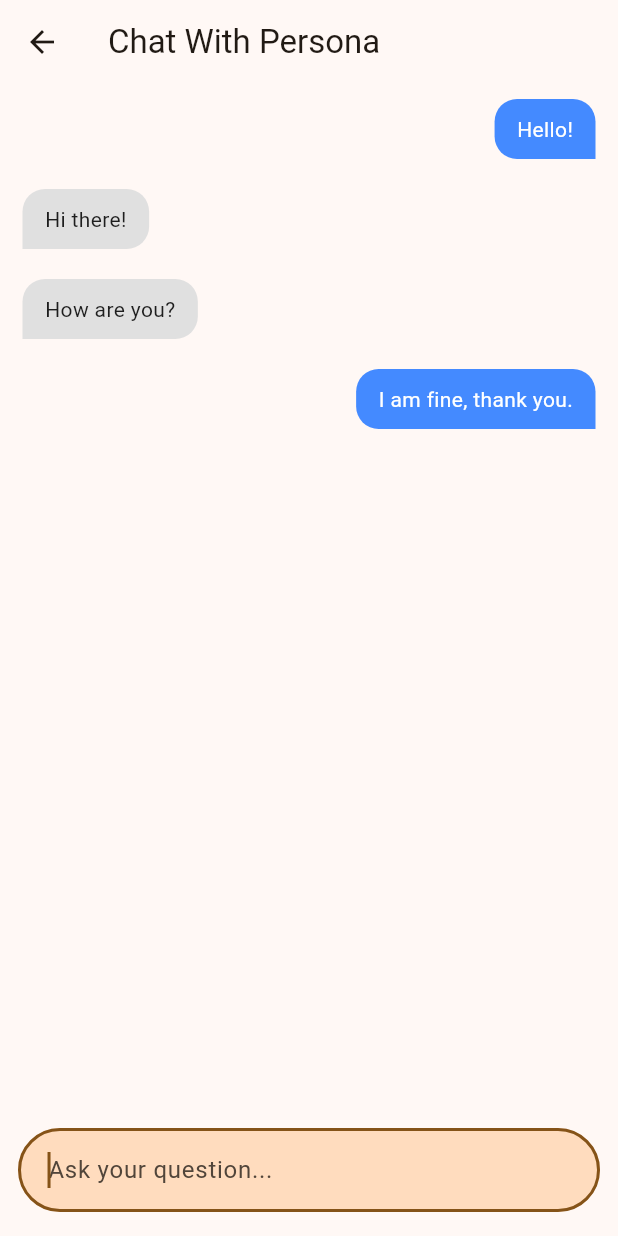
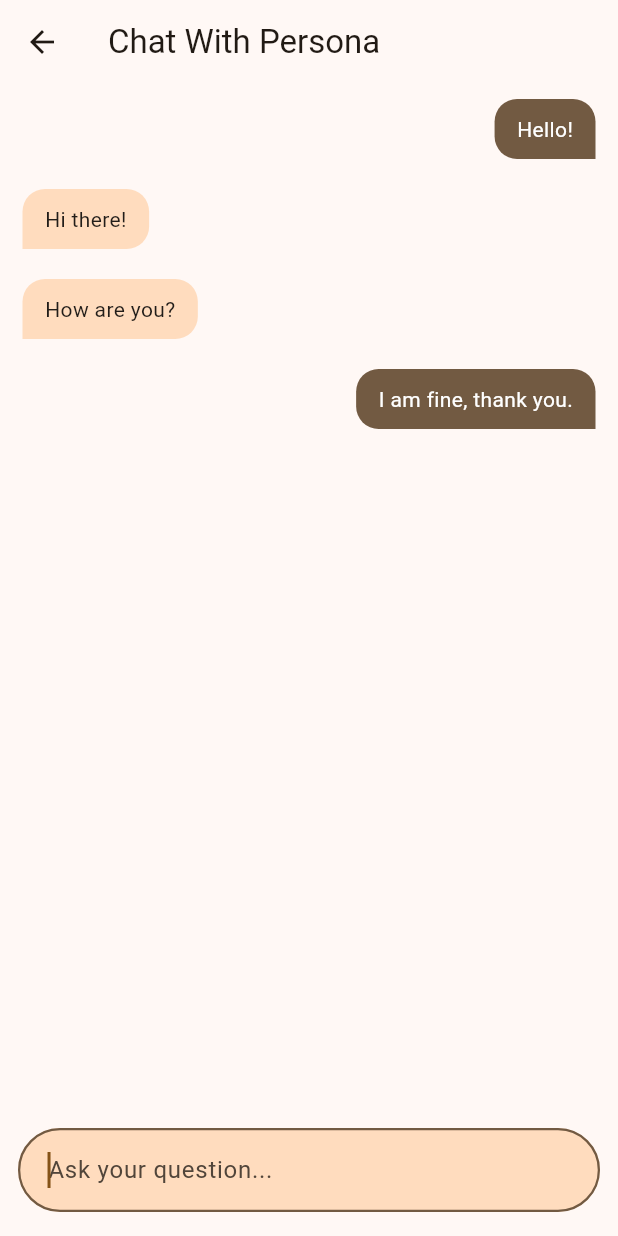
Before and after one commit to dubeyanant/my_people, a Flutter app: the ChatScreen screen opened directly, on a phone screen of 412 x 824 dp. Run offline on Flutter 3.47's test engine with Material 3 defaults, Android fonts, the phone set to English and light mode, and no system bars; our stand-ins replace connectivity_plus, dio, get, image_picker, package_info, sqflite; missing offline and left inert: install_plugin; accounts and stored records are empty; network calls fail.

Commit message:
fix(chat screen): color scheme

```diff
--- a/lib/screens/chat_screen/chat_screen.dart
+++ b/lib/screens/chat_screen/chat_screen.dart
@@ -49,7 +49,7 @@ class _ChatScreenState extends State<ChatScreen> {
       setState(() {
         _messages.add(ChatMessage(
           text: _controller.text,
-          sender: 'User',
+          sender: AppStrings.user,
         ));
         _controller.clear();
         _isTextFieldEmpty = true; // Reset the flag
@@ -63,9 +63,7 @@ class _ChatScreenState extends State<ChatScreen> {
       appBar: AppBar(
         title: const Text(AppStrings.chat),
       ),
-      body: GestureDetector(
-        onTap: () => FocusScope.of(context).unfocus(),
-        child: Column(
+      body: Column(
         children: <Widget>[
           Expanded(
             child: ListView.builder(
@@ -74,7 +72,7 @@ class _ChatScreenState extends State<ChatScreen> {
                 final message = _messages[index];
                 return MessageBubble(
                   message: message,
-                    isMe: message.sender == 'User',
+                  isMe: message.sender == AppStrings.user,
                 );
               },
             ),
@@ -89,16 +87,32 @@ class _ChatScreenState extends State<ChatScreen> {
                     focusNode: _focusNode,
                     maxLines: 3,
                     minLines: 1,
+                    onTapOutside: (event) => FocusScope.of(context).unfocus(),
                     decoration: InputDecoration(
-                        fillColor:
-                            Theme.of(context).colorScheme.primaryContainer,
+                      enabledBorder: OutlineInputBorder(
+                        borderSide: BorderSide(
+                          color: Theme.of(context).colorScheme.secondary,
+                          width: 0.5,
+                        ),
+                        borderRadius: const BorderRadius.all(
+                          Radius.circular(36),
+                        ),
+                      ),
+                      focusedBorder: OutlineInputBorder(
+                        borderSide: BorderSide(
+                          color: Theme.of(context).colorScheme.secondary,
+                          width: 1.5,
+                        ),
+                        borderRadius: const BorderRadius.all(
+                          Radius.circular(36),
+                        ),
+                      ),
+                      fillColor: Theme.of(context).colorScheme.primaryContainer,
                       filled: true,
                       contentPadding: const EdgeInsets.all(16),
                       hintText: AppStrings.ask,
-                        border: const OutlineInputBorder(
-                          borderRadius: BorderRadius.all(
-                            Radius.circular(36),
-                          ),
+                      hintStyle: const TextStyle(
+                        fontWeight: FontWeight.normal,
                       ),
                     ),
                   ),
@@ -114,8 +128,7 @@ class _ChatScreenState extends State<ChatScreen> {
                     child: IconButton(
                       icon: const Icon(Icons.send),
                       onPressed: _sendMessage,
-                        color:
-                            Theme.of(context).colorScheme.onSecondaryContainer,
+                      color: Theme.of(context).colorScheme.onPrimary,
                     ),
                   ),
               ],
@@ -123,7 +136,6 @@ class _ChatScreenState extends State<ChatScreen> {
           ),
         ],
       ),
-      ),
     );
   }
 }
--- a/lib/screens/chat_screen/message_bubble.dart
+++ b/lib/screens/chat_screen/message_bubble.dart
@@ -15,7 +15,9 @@ class MessageBubble extends StatelessWidget {
         margin: const EdgeInsets.symmetric(vertical: 10, horizontal: 15),
         padding: const EdgeInsets.symmetric(vertical: 10, horizontal: 15),
         decoration: BoxDecoration(
-          color: isMe ? Colors.blueAccent : Colors.grey[300],
+          color: isMe
+              ? Theme.of(context).colorScheme.secondary
+              : Theme.of(context).colorScheme.primaryContainer,
           borderRadius: isMe
               ? const BorderRadius.only(
                   topLeft: Radius.circular(15),
--- a/lib/utility/constants.dart
+++ b/lib/utility/constants.dart
@@ -37,4 +37,6 @@ class AppStrings {
 
   // Chat Screen
   static const String ask = 'Ask your question...';
+  static const String user = 'User';
+  static const String bot = 'AI';
 }
```
Lines whose indentation alone changed are shown as unchanged.
